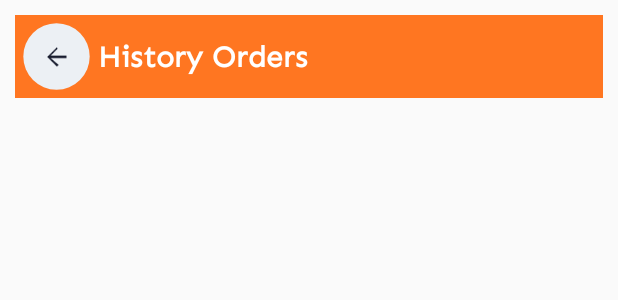
After one commit to peterPain01/ShoppeFood, an Android app: the layout activity_driver_history_order.xml on its own in the app's theme, with its tools: preview values and no code run, on a phone screen of 412 x 824 dp. The commit adds this screen. Shown: the top 300 px of the screen. Run offline under Robolectric (Android 15) with nearby library versions, the phone set to English and light mode, and no system bars.

Commit message:
Build: Driver orders history

```diff
--- a/app/src/main/java/com/foodapp/data/repository/ApiService.kt
+++ b/app/src/main/java/com/foodapp/data/repository/ApiService.kt
@@ -244,4 +244,7 @@ interface ApiService {
 
     @GET("shipper/revenue/overview")
     fun getShipperRevenueOverview(): Call<ApiResult<ShipperOverview>>
+
+    @GET("shipper/history/orders")
+    fun getShipperHistoryOrders(): Call<ApiResult<List<Order>>>
 }
--- a/app/src/main/java/com/foodapp/view/main/driver_info.kt
+++ b/app/src/main/java/com/foodapp/view/main/driver_info.kt
@@ -53,6 +53,7 @@ class driver_info : AppCompatActivity() {
             val intent = Intent(this, MoneyMange::class.java)
             intent.putExtra("fullname", fullname)
             startActivity(intent)
+            overridePendingTransition(R.drawable.slide_in_right, R.drawable.slide_out_left)
         }
         binding.activityDriverInfoLogout.setOnClickListener {
             logout {
@@ -60,6 +61,11 @@ class driver_info : AppCompatActivity() {
                 val new_intent = Intent(this, Login::class.java)
                 startActivity(new_intent)
             }
+        }
+        binding.activityDriverInfoHistory.setOnClickListener {
+            val newIntent = Intent(this, DriverHistoryOrder::class.java)
+            startActivity(newIntent)
+            overridePendingTransition(R.drawable.slide_in_right, R.drawable.slide_out_left)
         }
     }
 
--- /dev/null
+++ b/app/src/main/res/layout/activity_driver_history_order.xml
@@ -0,0 +1,60 @@
+<?xml version="1.0" encoding="utf-8"?>
+<layout>
+    <data></data>
+<androidx.constraintlayout.widget.ConstraintLayout xmlns:android="http://schemas.android.com/apk/res/android"
+    xmlns:app="http://schemas.android.com/apk/res-auto"
+    xmlns:tools="http://schemas.android.com/tools"
+    android:layout_width="match_parent"
+    android:layout_height="match_parent"
+    android:layout_margin="10dp"
+    tools:context=".view.main.DriverHistoryOrder">
+    <androidx.constraintlayout.widget.ConstraintLayout
+        android:id="@+id/activity_driver_history_order_constraintLayout2"
+        android:layout_width="0dp"
+        android:layout_height="wrap_content"
+        android:background="#FFFF7621"
+        app:layout_constraintEnd_toEndOf="parent"
+        app:layout_constraintStart_toStartOf="parent"
+        app:layout_constraintTop_toTopOf="parent">
+
+        <ImageButton
+            android:id="@+id/activity_driver_history_order_back_btn"
+            android:layout_width="55dp"
+            android:layout_height="55dp"
+            android:background="@drawable/circle_button_background"
+            android:backgroundTint="#ECF0F4"
+            android:scaleX="0.8"
+            android:scaleY="0.8"
+            app:layout_constraintBottom_toBottomOf="parent"
+            app:layout_constraintStart_toStartOf="parent"
+            app:layout_constraintTop_toTopOf="parent"
+            app:srcCompat="@drawable/ic_arrow_left"
+            app:tint="#181C2E" />
+
+        <TextView
+            android:layout_width="wrap_content"
+            android:layout_height="0dp"
+            android:background="#00FFFFFF"
+            android:gravity="center|start"
+            android:text="History Orders"
+            android:textColor="#FFFFFF"
+            android:textSize="20sp"
+            android:textStyle="bold"
+            app:layout_constraintBottom_toBottomOf="parent"
+            app:layout_constraintStart_toEndOf="@+id/activity_driver_history_order_back_btn"
+            app:layout_constraintTop_toTopOf="parent" />
+
+    </androidx.constraintlayout.widget.ConstraintLayout>
+
+    <androidx.recyclerview.widget.RecyclerView
+        android:id="@+id/activity_driver_history_order_list"
+        android:layout_width="match_parent"
+        android:layout_height="0dp"
+        app:layoutManager="androidx.recyclerview.widget.LinearLayoutManager"
+        app:layout_constraintTop_toBottomOf="@id/activity_driver_history_order_constraintLayout2"
+        app:layout_constraintBottom_toBottomOf="parent"
+        app:layout_constraintStart_toStartOf="parent"
+        app:layout_constraintEnd_toEndOf="parent"/>
+
+</androidx.constraintlayout.widget.ConstraintLayout>
+</layout>
--- a/app/src/main/res/layout/activity_driver_info.xml
+++ b/app/src/main/res/layout/activity_driver_info.xml
@@ -115,7 +115,7 @@
     </androidx.constraintlayout.widget.ConstraintLayout>
 
     <androidx.constraintlayout.widget.ConstraintLayout
-        android:id="@+id/driver_info_constraintLayout5"
+        android:id="@+id/activity_driver_info_history"
         android:layout_width="wrap_content"
         android:layout_height="wrap_content"
         android:layout_marginStart="24dp"
@@ -152,7 +152,7 @@
         android:layout_marginStart="24dp"
         android:layout_marginTop="34dp"
         app:layout_constraintStart_toStartOf="parent"
-        app:layout_constraintTop_toBottomOf="@+id/driver_info_constraintLayout5">
+        app:layout_constraintTop_toBottomOf="@+id/activity_driver_info_history">
 
         <ImageView
             android:id="@+id/driver_info_imageView5"
--- a/app/src/main/res/layout/activity_money_manage.xml
+++ b/app/src/main/res/layout/activity_money_manage.xml
@@ -40,7 +40,7 @@
                     android:layout_width="match_parent"
                     android:layout_height="wrap_content"
                     android:layout_marginBottom="40dp"
-                    android:background="#FFFF7621"
+                    android:background="#F58D1D"
                     android:orientation="vertical"
                     android:paddingBottom="76dp">
 
@@ -234,7 +234,7 @@
                     android:layout_width="match_parent"
                     android:layout_height="wrap_content"
                     android:layout_marginBottom="40dp"
-                    android:background="#FFFF7621"
+                    android:background="#F58D1D"
                     android:orientation="vertical"
                     android:paddingBottom="76dp">
 
```
Also changed, not shown: app/src/main/AndroidManifest.xml (+7 -4 lines), app/src/main/java/com/foodapp/view/adapter/OrderHistoryListAdapter.kt (+7 -0 lines), app/src/main/java/com/foodapp/view/main/DriverHistoryOrder.kt (added, +56 -0 lines).
